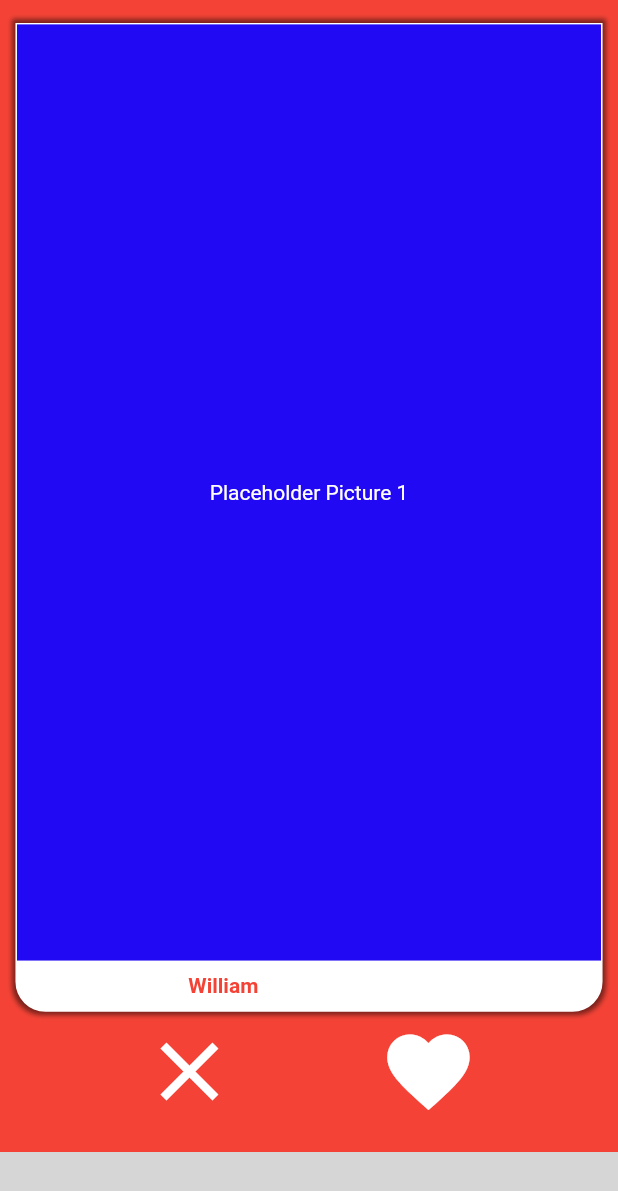
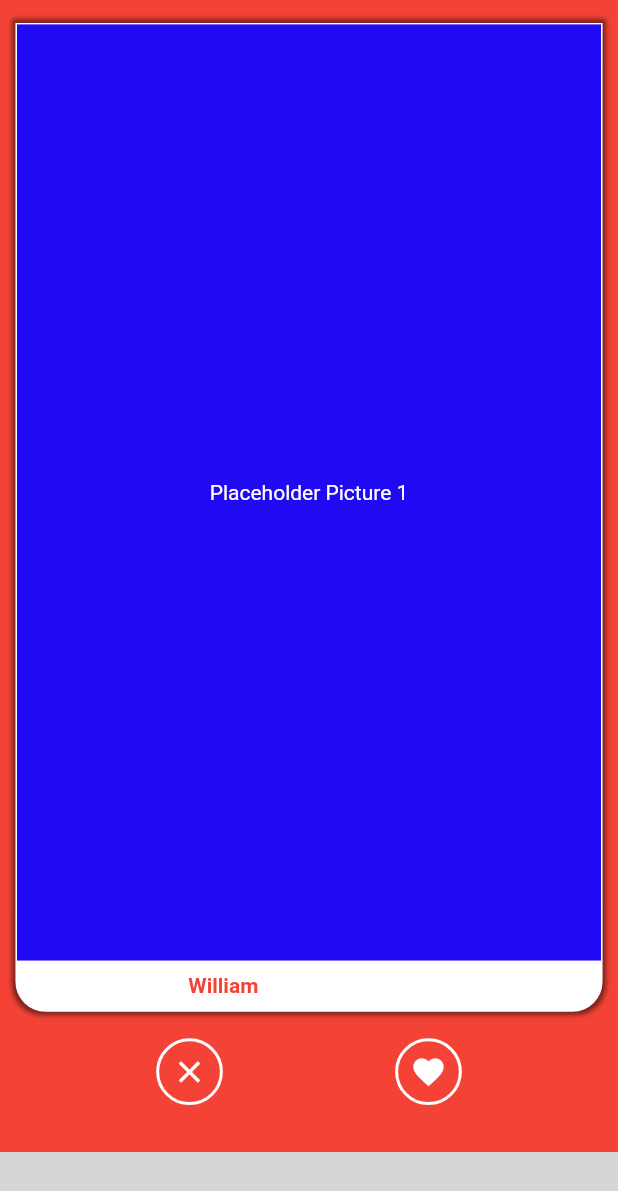
Before and after one commit to bryantwilliam/venus, a Flutter app: the screen it shows after launch, on a phone screen of 412 x 824 dp. Shown: the top 1191 px of the screen. Run offline on Flutter 3.47's test engine with Material 2 defaults, Android fonts, the phone set to English and light mode, and no system bars; drawn by our look-alikes of flutter_tindercard, like_button; missing offline and left inert: age_calculator, fluid_bottom_nav_bar, flutter_vibrate; grey boxes are pictures that could not be loaded.

Commit message:
border on swipe buttons

```diff
--- a/lib/pages/swipe_page.dart
+++ b/lib/pages/swipe_page.dart
@@ -93,10 +93,18 @@ class _SwipePageState extends State<SwipePage> {
             Theme.of(context).colorScheme.tertiary.withOpacity(0.5),
       ),
       likeBuilder: (bool isLiked) {
-        return Icon(
-          type ? Icons.favorite : Icons.close,
-          color: Theme.of(context).colorScheme.primary,
-          size: buttonSize,
+        return Container(
+          padding: EdgeInsets.all(MediaQuery.of(context).size.width * 0.02),
+          decoration: BoxDecoration(
+            borderRadius: BorderRadius.circular(100),
+            border: Border.all(width: 2, color: Colors.white),
+          ),
+          child: FittedBox(
+            child: Icon(
+              type ? Icons.favorite : Icons.close,
+              color: Theme.of(context).colorScheme.primary,
+            ),
+          ),
         );
       },
       onTap: (bool isLiked) async {
--- a/lib/widgets/swipe_card.dart
+++ b/lib/widgets/swipe_card.dart
@@ -38,7 +38,7 @@ class SwipeCard extends StatelessWidget {
             child: LayoutBuilder(
               builder: (context, constraints) => SingleChildScrollView(
                 controller: scrollController,
-                // TODO put bio + other pics here
+                // TODO lay it out better later
                 child: Column(
                   children: [
                     Container(
```
